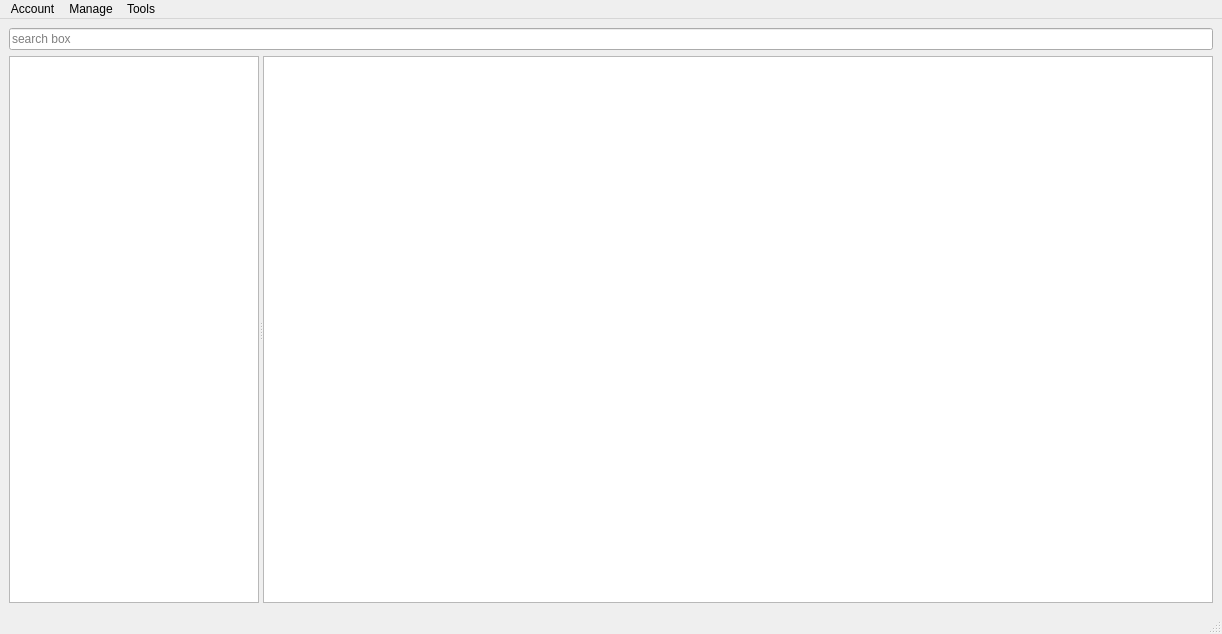
This is main-page/imdb.ui in UniversityOfIsfahan-DS-00/phase1-mat-mot as Qt 5 draws it before an edit. The edited form follows.
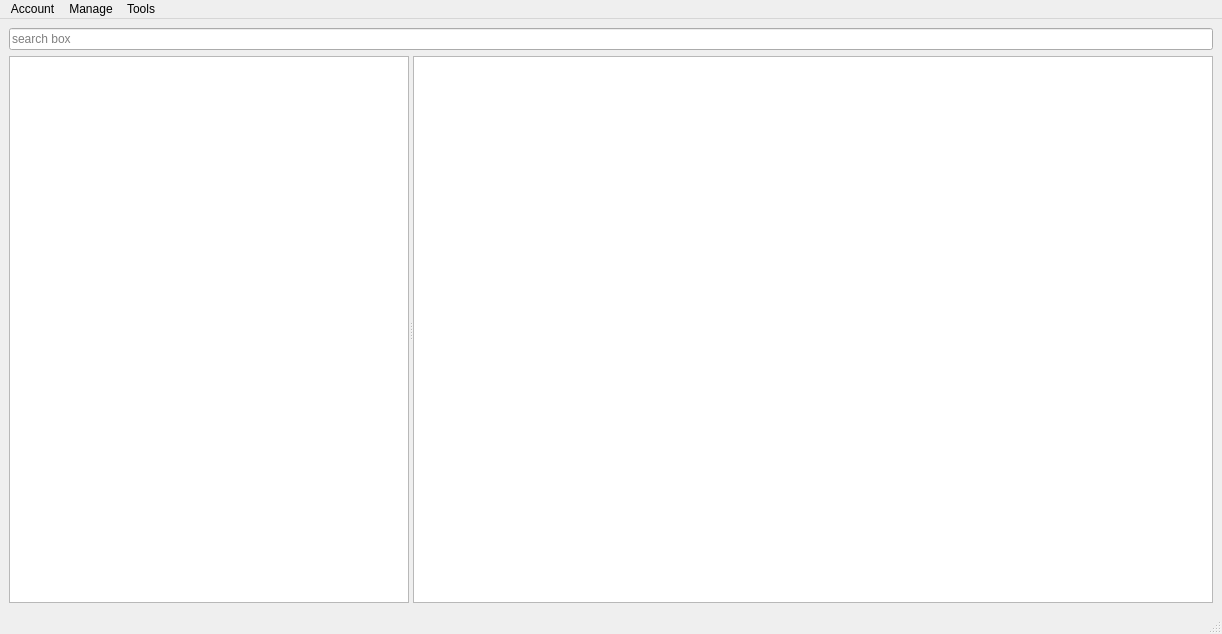
This is the edited form.

```diff
--- a/main-page/imdb.ui
+++ b/main-page/imdb.ui
@@ -30,7 +30,7 @@
       <widget class="QListWidget" name="title_list">
        <property name="maximumSize">
         <size>
-         <width>250</width>
+         <width>400</width>
          <height>16777215</height>
         </size>
        </property>
```
